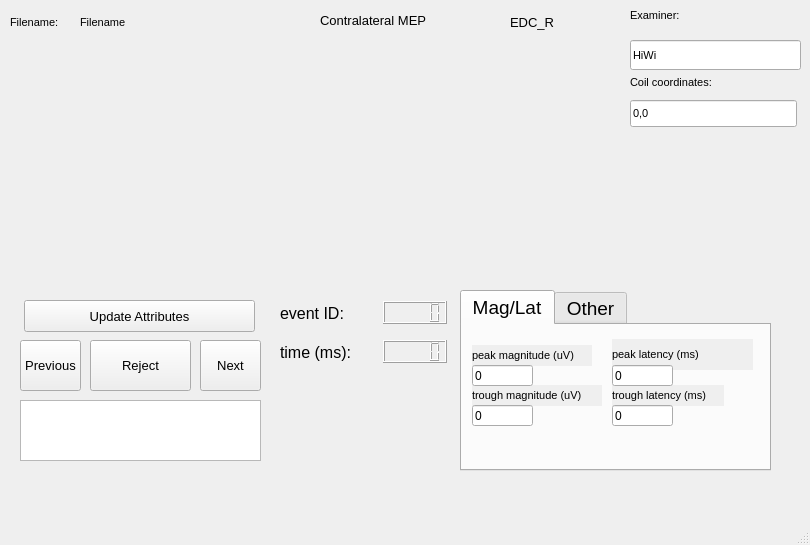
Qt form offspect/gui/uis/visual_inspection_gui_XS.ui (neuromti/tool-offspect) before a commit.
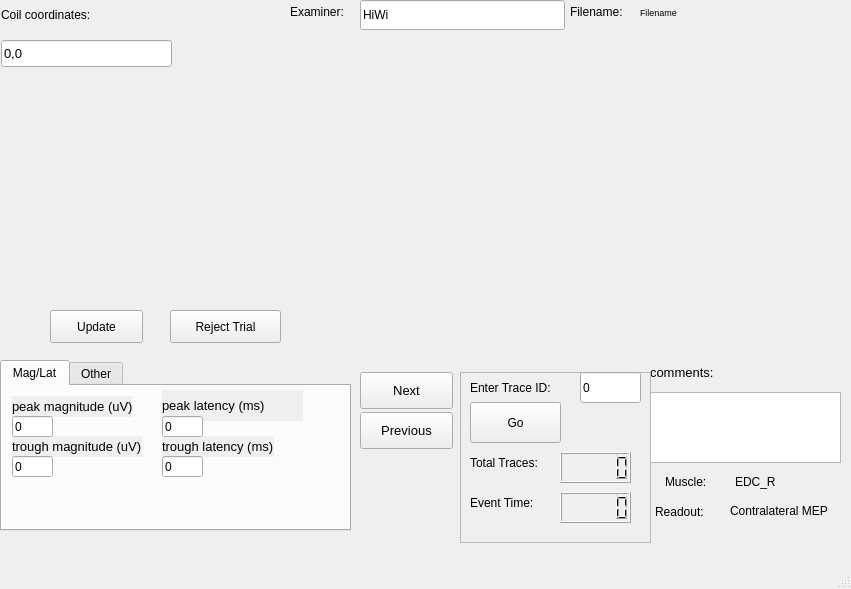
The same form after that commit. The open tabs and pages were chosen to show the change. Custom widgets are drawn as their Qt base class.

Commit message: Added vpp and red lines to plot. Reformatted LR and XS so that plot is larger, added random accessing of traces, made rejections saved as soon as button is pressed.

```diff
--- a/offspect/gui/uis/visual_inspection_gui_XS.ui
+++ b/offspect/gui/uis/visual_inspection_gui_XS.ui
@@ -6,8 +6,8 @@
    <rect>
     <x>0</x>
     <y>0</y>
-    <width>810</width>
-    <height>545</height>
+    <width>851</width>
+    <height>589</height>
    </rect>
   </property>
   <property name="windowTitle">
@@ -29,109 +29,13 @@
    <property name="autoFillBackground">
     <bool>true</bool>
    </property>
-   <widget class="QLCDNumber" name="event_time_num">
-    <property name="geometry">
-     <rect>
-      <x>383</x>
-      <y>340</y>
-      <width>64</width>
-      <height>23</height>
-     </rect>
-    </property>
-    <property name="autoFillBackground">
-     <bool>true</bool>
-    </property>
-   </widget>
-   <widget class="QPushButton" name="reject_button">
-    <property name="geometry">
-     <rect>
-      <x>90</x>
-      <y>340</y>
-      <width>101</width>
-      <height>51</height>
-     </rect>
-    </property>
-    <property name="font">
-     <font>
-      <pointsize>10</pointsize>
-     </font>
-    </property>
-    <property name="text">
-     <string>Reject</string>
-    </property>
-   </widget>
-   <widget class="QTextEdit" name="commentbox">
-    <property name="geometry">
-     <rect>
-      <x>20</x>
-      <y>400</y>
-      <width>241</width>
-      <height>61</height>
-     </rect>
-    </property>
-   </widget>
-   <widget class="QLabel" name="channel_label">
-    <property name="geometry">
-     <rect>
-      <x>510</x>
-      <y>10</y>
-      <width>91</width>
-      <height>24</height>
-     </rect>
-    </property>
-    <property name="font">
-     <font>
-      <pointsize>10</pointsize>
-     </font>
-    </property>
-    <property name="autoFillBackground">
-     <bool>true</bool>
-    </property>
-    <property name="text">
-     <string>EDC_R</string>
-    </property>
-   </widget>
-   <widget class="QLabel" name="dataindexlabel">
-    <property name="geometry">
-     <rect>
-      <x>280</x>
-      <y>301</y>
-      <width>84</width>
-      <height>24</height>
-     </rect>
-    </property>
-    <property name="font">
-     <font>
-      <pointsize>12</pointsize>
-     </font>
-    </property>
-    <property name="autoFillBackground">
-     <bool>true</bool>
-    </property>
-    <property name="text">
-     <string>event ID:</string>
-    </property>
-   </widget>
-   <widget class="QLCDNumber" name="event_id_num">
-    <property name="geometry">
-     <rect>
-      <x>383</x>
-      <y>301</y>
-      <width>64</width>
-      <height>23</height>
-     </rect>
-    </property>
-    <property name="autoFillBackground">
-     <bool>true</bool>
-    </property>
-   </widget>
    <widget class="QPushButton" name="previous_button">
     <property name="geometry">
      <rect>
-      <x>20</x>
-      <y>340</y>
-      <width>61</width>
-      <height>51</height>
+      <x>360</x>
+      <y>412</y>
+      <width>93</width>
+      <height>37</height>
      </rect>
     </property>
     <property name="font">
@@ -143,31 +47,49 @@
      <string>Previous</string>
     </property>
    </widget>
-   <widget class="QPushButton" name="update_attrs_button">
+   <widget class="QLabel" name="filename_label_2">
     <property name="geometry">
      <rect>
-      <x>24</x>
-      <y>300</y>
-      <width>231</width>
-      <height>32</height>
+      <x>640</x>
+      <y>0</y>
+      <width>201</width>
+      <height>24</height>
      </rect>
     </property>
     <property name="font">
      <font>
-      <pointsize>10</pointsize>
+      <pointsize>7</pointsize>
      </font>
     </property>
     <property name="text">
-     <string>Update Attributes</string>
+     <string>Filename</string>
+    </property>
+   </widget>
+   <widget class="QPushButton" name="reject_button">
+    <property name="geometry">
+     <rect>
+      <x>170</x>
+      <y>310</y>
+      <width>111</width>
+      <height>33</height>
+     </rect>
+    </property>
+    <property name="font">
+     <font>
+      <pointsize>9</pointsize>
+     </font>
+    </property>
+    <property name="text">
+     <string>Reject Trial</string>
     </property>
    </widget>
    <widget class="QPushButton" name="next_button">
     <property name="geometry">
      <rect>
-      <x>200</x>
-      <y>340</y>
-      <width>61</width>
-      <height>51</height>
+      <x>360</x>
+      <y>372</y>
+      <width>93</width>
+      <height>37</height>
      </rect>
     </property>
     <property name="font">
@@ -179,186 +101,197 @@
      <string>Next</string>
     </property>
    </widget>
+   <widget class="QPushButton" name="update_attrs_button">
+    <property name="geometry">
+     <rect>
+      <x>50</x>
+      <y>310</y>
+      <width>93</width>
+      <height>33</height>
+     </rect>
+    </property>
+    <property name="font">
+     <font>
+      <pointsize>9</pointsize>
+     </font>
+    </property>
+    <property name="text">
+     <string>Update</string>
+    </property>
+   </widget>
    <widget class="QLineEdit" name="examiner_name">
     <property name="geometry">
      <rect>
-      <x>630</x>
-      <y>40</y>
-      <width>171</width>
+      <x>360</x>
+      <y>0</y>
+      <width>205</width>
       <height>30</height>
      </rect>
     </property>
     <property name="font">
      <font>
-      <pointsize>8</pointsize>
+      <pointsize>9</pointsize>
      </font>
     </property>
     <property name="text">
      <string>HiWi</string>
     </property>
    </widget>
-   <widget class="QLineEdit" name="coil_coordinate_input">
+   <widget class="QLabel" name="muscle_label">
     <property name="geometry">
      <rect>
-      <x>630</x>
-      <y>100</y>
-      <width>167</width>
-      <height>27</height>
+      <x>665</x>
+      <y>470</y>
+      <width>67</width>
+      <height>24</height>
      </rect>
     </property>
     <property name="font">
      <font>
-      <pointsize>8</pointsize>
+      <pointsize>9</pointsize>
      </font>
     </property>
+    <property name="autoFillBackground">
+     <bool>true</bool>
+    </property>
     <property name="text">
-     <string>0,0</string>
+     <string>Muscle:</string>
+    </property>
+   </widget>
+   <widget class="QTextEdit" name="commentbox">
+    <property name="geometry">
+     <rect>
+      <x>650</x>
+      <y>392</y>
+      <width>191</width>
+      <height>71</height>
+     </rect>
     </property>
    </widget>
    <widget class="QLabel" name="filename_label">
     <property name="geometry">
      <rect>
-      <x>10</x>
-      <y>10</y>
+      <x>570</x>
+      <y>0</y>
       <width>94</width>
       <height>24</height>
      </rect>
     </property>
     <property name="font">
      <font>
-      <pointsize>8</pointsize>
+      <pointsize>9</pointsize>
      </font>
     </property>
     <property name="text">
      <string>Filename: </string>
     </property>
    </widget>
-   <widget class="QLabel" name="filename_label_2">
+   <widget class="MplWidget" name="MplWidget1" native="true">
     <property name="geometry">
      <rect>
-      <x>80</x>
-      <y>10</y>
-      <width>291</width>
+      <x>300</x>
+      <y>40</y>
+      <width>541</width>
+      <height>311</height>
+     </rect>
+    </property>
+    <property name="layoutDirection">
+     <enum>Qt::LeftToRight</enum>
+    </property>
+   </widget>
+   <widget class="QLabel" name="channel_label">
+    <property name="geometry">
+     <rect>
+      <x>735</x>
+      <y>470</y>
+      <width>60</width>
       <height>24</height>
      </rect>
     </property>
     <property name="font">
      <font>
-      <pointsize>8</pointsize>
+      <pointsize>9</pointsize>
      </font>
     </property>
+    <property name="autoFillBackground">
+     <bool>true</bool>
+    </property>
     <property name="text">
-     <string>Filename</string>
+     <string>EDC_R</string>
     </property>
    </widget>
    <widget class="QLabel" name="coilcoordinateslabel">
     <property name="geometry">
      <rect>
-      <x>630</x>
-      <y>70</y>
+      <x>1</x>
+      <y>3</y>
       <width>155</width>
       <height>24</height>
      </rect>
     </property>
     <property name="font">
      <font>
-      <pointsize>8</pointsize>
+      <pointsize>9</pointsize>
      </font>
     </property>
     <property name="text">
      <string>Coil coordinates: </string>
     </property>
    </widget>
-   <widget class="QLabel" name="readout">
+   <widget class="QLabel" name="readout_label">
     <property name="geometry">
      <rect>
-      <x>320</x>
-      <y>10</y>
-      <width>131</width>
-      <height>20</height>
-     </rect>
-    </property>
-    <property name="font">
-     <font>
-      <pointsize>10</pointsize>
-     </font>
-    </property>
-    <property name="text">
-     <string>Contralateral MEP</string>
-    </property>
-   </widget>
-   <widget class="QLabel" name="datatimelabel">
-    <property name="geometry">
-     <rect>
-      <x>280</x>
-      <y>340</y>
-      <width>95</width>
+      <x>655</x>
+      <y>500</y>
+      <width>71</width>
       <height>24</height>
      </rect>
     </property>
     <property name="font">
      <font>
-      <pointsize>12</pointsize>
+      <pointsize>9</pointsize>
      </font>
     </property>
     <property name="autoFillBackground">
      <bool>true</bool>
     </property>
     <property name="text">
-     <string>time (ms):</string>
-    </property>
-   </widget>
-   <widget class="QLabel" name="examinerlabel">
-    <property name="geometry">
-     <rect>
-      <x>630</x>
-      <y>0</y>
-      <width>91</width>
-      <height>31</height>
-     </rect>
-    </property>
-    <property name="font">
-     <font>
-      <pointsize>8</pointsize>
-     </font>
-    </property>
-    <property name="text">
-     <string>Examiner: </string>
+     <string>Readout:</string>
     </property>
    </widget>
    <widget class="QTabWidget" name="tabWidget">
     <property name="geometry">
      <rect>
-      <x>460</x>
-      <y>290</y>
-      <width>311</width>
-      <height>181</height>
+      <x>0</x>
+      <y>360</y>
+      <width>351</width>
+      <height>171</height>
      </rect>
     </property>
     <property name="font">
      <font>
-      <pointsize>14</pointsize>
+      <pointsize>9</pointsize>
      </font>
     </property>
     <property name="currentIndex">
-     <number>1</number>
+     <number>0</number>
     </property>
-    <widget class="QWidget" name="tab">
+    <widget class="QWidget" name="tab_7">
      <attribute name="title">
       <string>Mag/Lat</string>
      </attribute>
      <widget class="QLabel" name="peaklatlabel">
       <property name="geometry">
        <rect>
-        <x>150</x>
-        <y>14</y>
+        <x>160</x>
+        <y>4</y>
         <width>141</width>
         <height>31</height>
        </rect>
       </property>
       <property name="font">
        <font>
-        <pointsize>8</pointsize>
+        <pointsize>10</pointsize>
        </font>
       </property>
       <property name="autoFillBackground">
@@ -371,15 +304,15 @@
      <widget class="QLabel" name="troughlatlabel">
       <property name="geometry">
        <rect>
-        <x>150</x>
-        <y>60</y>
+        <x>160</x>
+        <y>50</y>
         <width>112</width>
         <height>21</height>
        </rect>
       </property>
       <property name="font">
        <font>
-        <pointsize>8</pointsize>
+        <pointsize>10</pointsize>
        </font>
       </property>
       <property name="autoFillBackground">
@@ -393,14 +326,14 @@
       <property name="geometry">
        <rect>
         <x>10</x>
-        <y>60</y>
+        <y>50</y>
         <width>130</width>
         <height>21</height>
        </rect>
       </property>
       <property name="font">
        <font>
-        <pointsize>8</pointsize>
+        <pointsize>10</pointsize>
        </font>
       </property>
       <property name="autoFillBackground">
@@ -414,14 +347,14 @@
       <property name="geometry">
        <rect>
         <x>10</x>
-        <y>20</y>
+        <y>10</y>
         <width>120</width>
         <height>21</height>
        </rect>
       </property>
       <property name="font">
        <font>
-        <pointsize>8</pointsize>
+        <pointsize>10</pointsize>
        </font>
       </property>
       <property name="autoFillBackground">
@@ -434,9 +367,9 @@
      <widget class="QLineEdit" name="peaklat_num">
       <property name="geometry">
        <rect>
-        <x>150</x>
-        <y>40</y>
-        <width>61</width>
+        <x>160</x>
+        <y>30</y>
+        <width>41</width>
         <height>21</height>
        </rect>
       </property>
@@ -453,8 +386,8 @@
       <property name="geometry">
        <rect>
         <x>10</x>
-        <y>80</y>
-        <width>61</width>
+        <y>70</y>
+        <width>41</width>
         <height>21</height>
        </rect>
       </property>
@@ -470,9 +403,9 @@
      <widget class="QLineEdit" name="troughlat_num">
       <property name="geometry">
        <rect>
-        <x>150</x>
-        <y>80</y>
-        <width>61</width>
+        <x>160</x>
+        <y>70</y>
+        <width>41</width>
         <height>21</height>
        </rect>
       </property>
@@ -489,8 +422,8 @@
       <property name="geometry">
        <rect>
         <x>10</x>
-        <y>40</y>
-        <width>61</width>
+        <y>30</y>
+        <width>41</width>
         <height>21</height>
        </rect>
       </property>
@@ -504,22 +437,22 @@
       </property>
      </widget>
     </widget>
-    <widget class="QWidget" name="tab_2">
+    <widget class="QWidget" name="tab_8">
      <attribute name="title">
       <string>Other</string>
      </attribute>
-     <widget class="QLabel" name="zeroxinglabel">
+     <widget class="QLabel" name="zeroxinglabel_4">
       <property name="geometry">
        <rect>
         <x>10</x>
         <y>50</y>
         <width>161</width>
-        <height>16</height>
+        <height>21</height>
        </rect>
       </property>
       <property name="font">
        <font>
-        <pointsize>8</pointsize>
+        <pointsize>10</pointsize>
        </font>
       </property>
       <property name="autoFillBackground">
@@ -529,18 +462,18 @@
        <string>zero crossing latency (ms)</string>
       </property>
      </widget>
-     <widget class="QLabel" name="time_since_pulse_label_3">
+     <widget class="QLabel" name="time_since_pulse_label_10">
       <property name="geometry">
        <rect>
-        <x>170</x>
-        <y>50</y>
+        <x>210</x>
+        <y>60</y>
         <width>41</width>
         <height>16</height>
        </rect>
       </property>
       <property name="font">
        <font>
-        <pointsize>8</pointsize>
+        <pointsize>10</pointsize>
        </font>
       </property>
       <property name="autoFillBackground">
@@ -550,10 +483,10 @@
        <string>di/dt</string>
       </property>
      </widget>
-     <widget class="QLabel" name="time_since_pulse_label_2">
+     <widget class="QLabel" name="time_since_pulse_label_11">
       <property name="geometry">
        <rect>
-        <x>170</x>
+        <x>210</x>
         <y>13</y>
         <width>121</width>
         <height>16</height>
@@ -561,7 +494,7 @@
       </property>
       <property name="font">
        <font>
-        <pointsize>8</pointsize>
+        <pointsize>10</pointsize>
        </font>
       </property>
       <property name="autoFillBackground">
@@ -571,18 +504,18 @@
        <string>onset shift (ms)</string>
       </property>
      </widget>
-     <widget class="QLabel" name="time_since_pulse_label">
+     <widget class="QLabel" name="time_since_pulse_label_12">
       <property name="geometry">
        <rect>
         <x>10</x>
         <y>90</y>
-        <width>151</width>
+        <width>201</width>
         <height>21</height>
        </rect>
       </property>
       <property name="font">
        <font>
-        <pointsize>8</pointsize>
+        <pointsize>10</pointsize>
        </font>
       </property>
       <property name="autoFillBackground">
@@ -597,13 +530,13 @@
        <rect>
         <x>10</x>
         <y>10</y>
-        <width>141</width>
+        <width>181</width>
         <height>21</height>
        </rect>
       </property>
       <property name="font">
        <font>
-        <pointsize>8</pointsize>
+        <pointsize>10</pointsize>
        </font>
       </property>
       <property name="autoFillBackground">
@@ -617,8 +550,8 @@
       <property name="geometry">
        <rect>
         <x>10</x>
-        <y>67</y>
-        <width>61</width>
+        <y>70</y>
+        <width>41</width>
         <height>21</height>
        </rect>
       </property>
@@ -636,7 +569,7 @@
        <rect>
         <x>10</x>
         <y>30</y>
-        <width>61</width>
+        <width>41</width>
         <height>21</height>
        </rect>
       </property>
@@ -652,9 +585,9 @@
      <widget class="QLineEdit" name="onset_shift_num">
       <property name="geometry">
        <rect>
-        <x>170</x>
+        <x>210</x>
         <y>30</y>
-        <width>61</width>
+        <width>41</width>
         <height>21</height>
        </rect>
       </property>
@@ -670,9 +603,9 @@
      <widget class="QLineEdit" name="didt_num">
       <property name="geometry">
        <rect>
-        <x>170</x>
-        <y>70</y>
-        <width>61</width>
+        <x>210</x>
+        <y>80</y>
+        <width>41</width>
         <height>21</height>
        </rect>
       </property>
@@ -690,7 +623,7 @@
        <rect>
         <x>10</x>
         <y>110</y>
-        <width>61</width>
+        <width>41</width>
         <height>21</height>
        </rect>
       </property>
@@ -705,54 +638,243 @@
      </widget>
     </widget>
    </widget>
-   <widget class="MplWidget" name="MplWidget1" native="true">
+   <widget class="QLabel" name="examinerlabel">
     <property name="geometry">
      <rect>
-      <x>10</x>
+      <x>290</x>
+      <y>0</y>
+      <width>96</width>
+      <height>24</height>
+     </rect>
+    </property>
+    <property name="font">
+     <font>
+      <pointsize>9</pointsize>
+     </font>
+    </property>
+    <property name="text">
+     <string>Examiner: </string>
+    </property>
+   </widget>
+   <widget class="QLineEdit" name="coil_coordinate_input">
+    <property name="geometry">
+     <rect>
+      <x>1</x>
       <y>40</y>
-      <width>601</width>
-      <height>241</height>
+      <width>171</width>
+      <height>27</height>
      </rect>
     </property>
+    <property name="font">
+     <font>
+      <pointsize>10</pointsize>
+     </font>
+    </property>
+    <property name="text">
+     <string>0,0</string>
+    </property>
    </widget>
    <widget class="MplWidget" name="MplWidget2" native="true">
+    <property name="enabled">
+     <bool>true</bool>
+    </property>
     <property name="geometry">
      <rect>
-      <x>630</x>
-      <y>130</y>
-      <width>161</width>
-      <height>151</height>
+      <x>1</x>
+      <y>74</y>
+      <width>291</width>
+      <height>221</height>
      </rect>
     </property>
    </widget>
-   <zorder>event_time_num</zorder>
-   <zorder>reject_button</zorder>
-   <zorder>commentbox</zorder>
-   <zorder>dataindexlabel</zorder>
-   <zorder>event_id_num</zorder>
-   <zorder>previous_button</zorder>
-   <zorder>update_attrs_button</zorder>
-   <zorder>next_button</zorder>
-   <zorder>examiner_name</zorder>
-   <zorder>coil_coordinate_input</zorder>
-   <zorder>filename_label</zorder>
-   <zorder>filename_label_2</zorder>
-   <zorder>coilcoordinateslabel</zorder>
-   <zorder>readout</zorder>
-   <zorder>datatimelabel</zorder>
-   <zorder>examinerlabel</zorder>
-   <zorder>tabWidget</zorder>
-   <zorder>MplWidget1</zorder>
-   <zorder>MplWidget2</zorder>
-   <zorder>channel_label</zorder>
+   <widget class="QLabel" name="zeroxinglabel_5">
+    <property name="geometry">
+     <rect>
+      <x>650</x>
+      <y>362</y>
+      <width>83</width>
+      <height>21</height>
+     </rect>
+    </property>
+    <property name="font">
+     <font>
+      <pointsize>10</pointsize>
+     </font>
+    </property>
+    <property name="autoFillBackground">
+     <bool>true</bool>
+    </property>
+    <property name="text">
+     <string>comments:</string>
+    </property>
+   </widget>
+   <widget class="QFrame" name="frame">
+    <property name="geometry">
+     <rect>
+      <x>460</x>
+      <y>372</y>
+      <width>191</width>
+      <height>171</height>
+     </rect>
+    </property>
+    <property name="font">
+     <font>
+      <pointsize>9</pointsize>
+     </font>
+    </property>
+    <property name="frameShape">
+     <enum>QFrame::StyledPanel</enum>
+    </property>
+    <property name="frameShadow">
+     <enum>QFrame::Raised</enum>
+    </property>
+    <widget class="QLabel" name="label_7">
+     <property name="geometry">
+      <rect>
+       <x>10</x>
+       <y>0</y>
+       <width>141</width>
+       <height>31</height>
+      </rect>
+     </property>
+     <property name="font">
+      <font>
+       <pointsize>9</pointsize>
+      </font>
+     </property>
+     <property name="text">
+      <string>Enter Trace ID:</string>
+     </property>
+    </widget>
+    <widget class="QLineEdit" name="trace_idx_num">
+     <property name="geometry">
+      <rect>
+       <x>120</x>
+       <y>0</y>
+       <width>61</width>
+       <height>31</height>
+      </rect>
+     </property>
+     <property name="font">
+      <font>
+       <pointsize>9</pointsize>
+      </font>
+     </property>
+     <property name="text">
+      <string>0</string>
+     </property>
+    </widget>
+    <widget class="QLCDNumber" name="last_trace_num">
+     <property name="geometry">
+      <rect>
+       <x>100</x>
+       <y>80</y>
+       <width>71</width>
+       <height>31</height>
+      </rect>
+     </property>
+     <property name="font">
+      <font>
+       <pointsize>9</pointsize>
+      </font>
+     </property>
+    </widget>
+    <widget class="QLabel" name="total_traces_label">
+     <property name="geometry">
+      <rect>
+       <x>10</x>
+       <y>70</y>
+       <width>91</width>
+       <height>41</height>
+      </rect>
+     </property>
+     <property name="font">
+      <font>
+       <pointsize>9</pointsize>
+      </font>
+     </property>
+     <property name="text">
+      <string>Total Traces: </string>
+     </property>
+    </widget>
+    <widget class="QLCDNumber" name="event_time_num">
+     <property name="geometry">
+      <rect>
+       <x>100</x>
+       <y>120</y>
+       <width>71</width>
+       <height>31</height>
+      </rect>
+     </property>
+     <property name="font">
+      <font>
+       <pointsize>9</pointsize>
+      </font>
+     </property>
+    </widget>
+    <widget class="QLabel" name="label_9">
+     <property name="geometry">
+      <rect>
+       <x>10</x>
+       <y>110</y>
+       <width>81</width>
+       <height>41</height>
+      </rect>
+     </property>
+     <property name="font">
+      <font>
+       <pointsize>9</pointsize>
+      </font>
+     </property>
+     <property name="text">
+      <string>Event Time:</string>
+     </property>
+    </widget>
+    <widget class="QPushButton" name="trace_update_button">
+     <property name="geometry">
+      <rect>
+       <x>10</x>
+       <y>30</y>
+       <width>91</width>
+       <height>41</height>
+      </rect>
+     </property>
+     <property name="font">
+      <font>
+       <pointsize>9</pointsize>
+      </font>
+     </property>
+     <property name="text">
+      <string>Go</string>
+     </property>
+    </widget>
+   </widget>
+   <widget class="QLabel" name="readout">
+    <property name="geometry">
+     <rect>
+      <x>730</x>
+      <y>500</y>
+      <width>133</width>
+      <height>21</height>
+     </rect>
+    </property>
+    <property name="font">
+     <font>
+      <pointsize>9</pointsize>
+     </font>
+    </property>
+    <property name="text">
+     <string>Contralateral MEP</string>
+    </property>
+   </widget>
   </widget>
   <widget class="QMenuBar" name="menubar">
    <property name="geometry">
     <rect>
      <x>0</x>
      <y>0</y>
-     <width>810</width>
-     <height>20</height>
+     <width>851</width>
+     <height>26</height>
     </rect>
    </property>
   </widget>
```
The commit also changes 8 other files.
